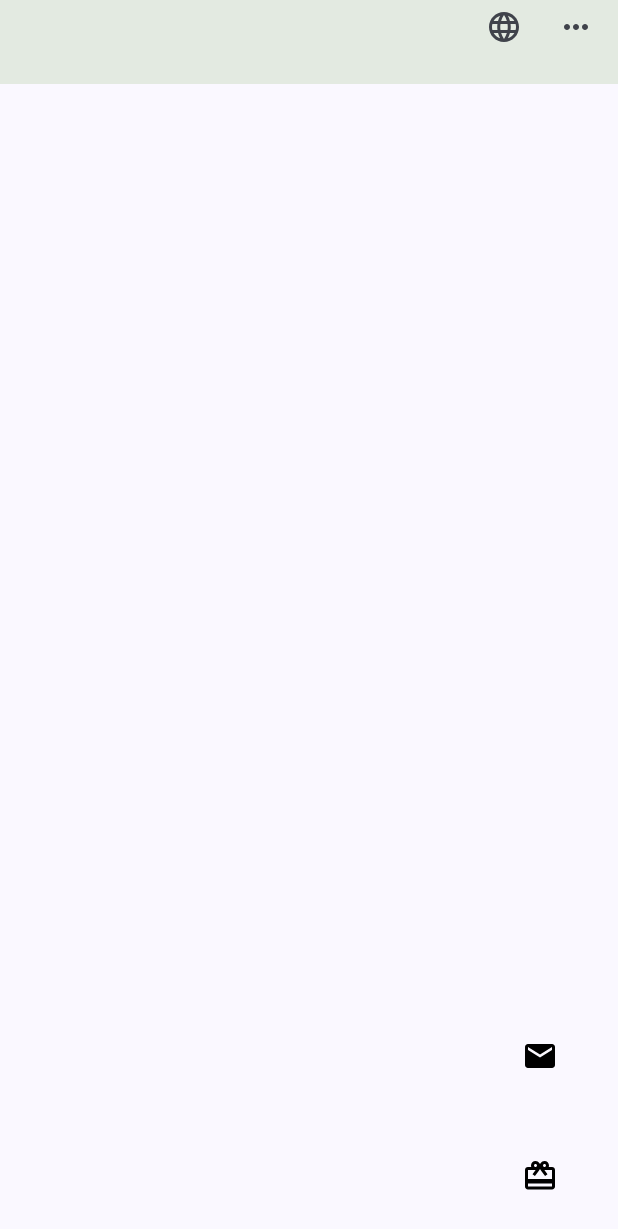
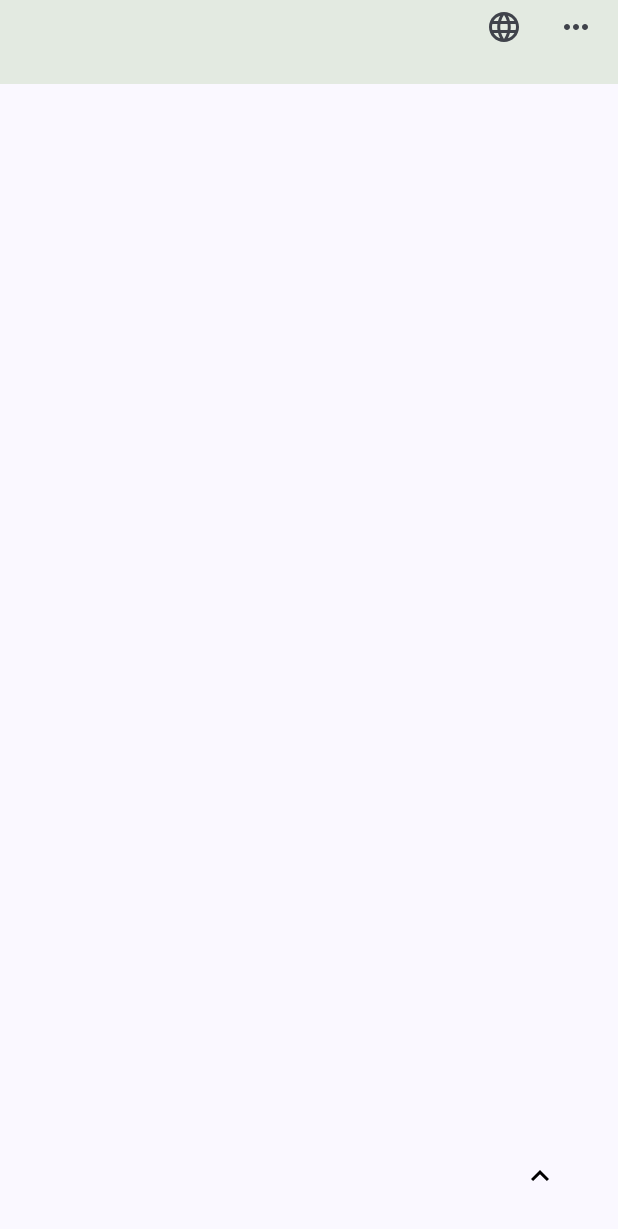
Before and after one commit to ko-tarou/AIVY, an Android app built with Jetpack Compose: the screen it shows after launch (MainActivity), on a phone screen of 412 x 824 dp. Shown: the top 1229 px of the screen. Run offline under Robolectric (Android 15) with nearby library versions, the phone set to English and light mode, and no system bars; our stand-ins replace accompanist.

Commit message:
ツール表示非表示設定

```diff
--- a/app/src/main/java/com/websarva/wings/android/aivy/ui/ViewPage.kt
+++ b/app/src/main/java/com/websarva/wings/android/aivy/ui/ViewPage.kt
@@ -6,7 +6,10 @@ import androidx.compose.foundation.layout.Column
 import androidx.compose.foundation.layout.fillMaxSize
 import androidx.compose.foundation.layout.fillMaxWidth
 import androidx.compose.foundation.layout.offset
+import androidx.compose.foundation.layout.padding
+import androidx.compose.foundation.layout.size
 import androidx.compose.material.icons.Icons
+import androidx.compose.material.icons.filled.Add
 import androidx.compose.material.icons.filled.Language
 import androidx.compose.material.icons.filled.MoreHoriz
 import androidx.compose.material3.Button
@@ -14,18 +17,27 @@ import androidx.compose.material3.Icon
 import androidx.compose.material3.IconButton
 import androidx.compose.material3.Text
 import androidx.compose.runtime.Composable
+import androidx.compose.runtime.mutableStateOf
+import androidx.compose.runtime.remember
 import androidx.compose.ui.Alignment
 import androidx.compose.ui.Modifier
+import androidx.compose.ui.graphics.Color
 import androidx.compose.ui.unit.dp
 import androidx.navigation.NavController
 import androidx.navigation.compose.rememberNavController
 import com.websarva.wings.android.aivy.ui.ViewPageParts.Mail
 import com.websarva.wings.android.aivy.ui.ViewPageParts.Present
 import com.websarva.wings.android.aivy.ui.ViewPageParts.ViewHeader
+import androidx.compose.runtime.getValue
+import androidx.compose.runtime.setValue
+import com.websarva.wings.android.aivy.ui.ViewPageParts.Add
 
 
 @Composable
 fun ViewPage(navController:NavController){
+
+    var isToolbarVisible by remember { mutableStateOf(false) }
+
     Column {
         ViewHeader(navController = navController)
 
@@ -40,11 +52,17 @@ fun ViewPage(navController:NavController){
                 horizontalAlignment = Alignment.End,
                 verticalArrangement = Arrangement.Bottom
             ) {
-                Mail()
-                Present()
+                if(isToolbarVisible) {
+                    Mail()
+                    Present()
+
+                }else{
+                    Add(
+                        isToolbarVisible = isToolbarVisible,
+                        onTool = {isToolbarVisible = !isToolbarVisible}
+                    )
+                }
             }
         }
-
-
     }
 }
--- /dev/null
+++ b/app/src/main/java/com/websarva/wings/android/aivy/ui/ViewPageParts/Add.kt
@@ -0,0 +1,38 @@
+package com.websarva.wings.android.aivy.ui.ViewPageParts
+
+import androidx.compose.foundation.layout.Column
+import androidx.compose.foundation.layout.padding
+import androidx.compose.material.icons.Icons
+import androidx.compose.material.icons.filled.KeyboardArrowUp
+import androidx.compose.material.icons.filled.Mail
+import androidx.compose.material3.Button
+import androidx.compose.material3.ButtonDefaults
+import androidx.compose.material3.Icon
+import androidx.compose.runtime.Composable
+import androidx.compose.ui.Modifier
+import androidx.compose.ui.graphics.Color
+import androidx.compose.ui.unit.dp
+
+@Composable
+fun Add(
+    isToolbarVisible:Boolean,
+    onTool: () -> Unit,
+){
+    Column {
+        Button(
+            onClick = {onTool()},
+            colors = ButtonDefaults.buttonColors(
+                containerColor = Color.Transparent,
+                contentColor = Color.Black
+            ),
+            modifier = Modifier
+                .padding(16.dp)
+        ) {
+            Icon(
+                imageVector = Icons.Filled.KeyboardArrowUp,
+                contentDescription = "ArrowUp Icon",
+                tint = Color.Black,
+            )
+        }
+    }
+}
```
